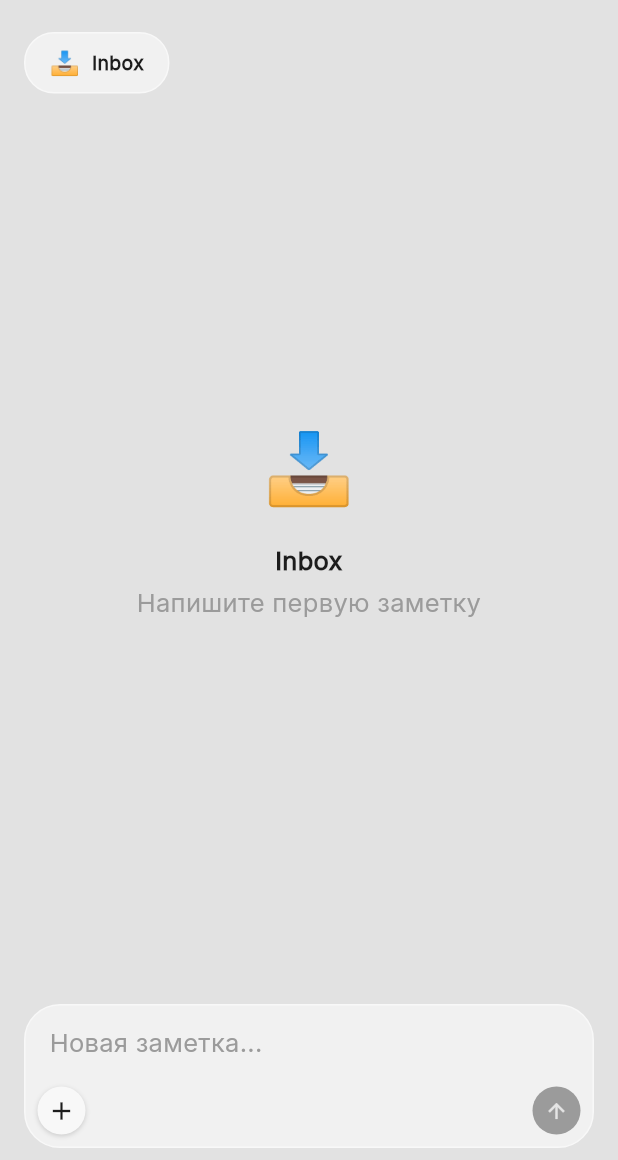
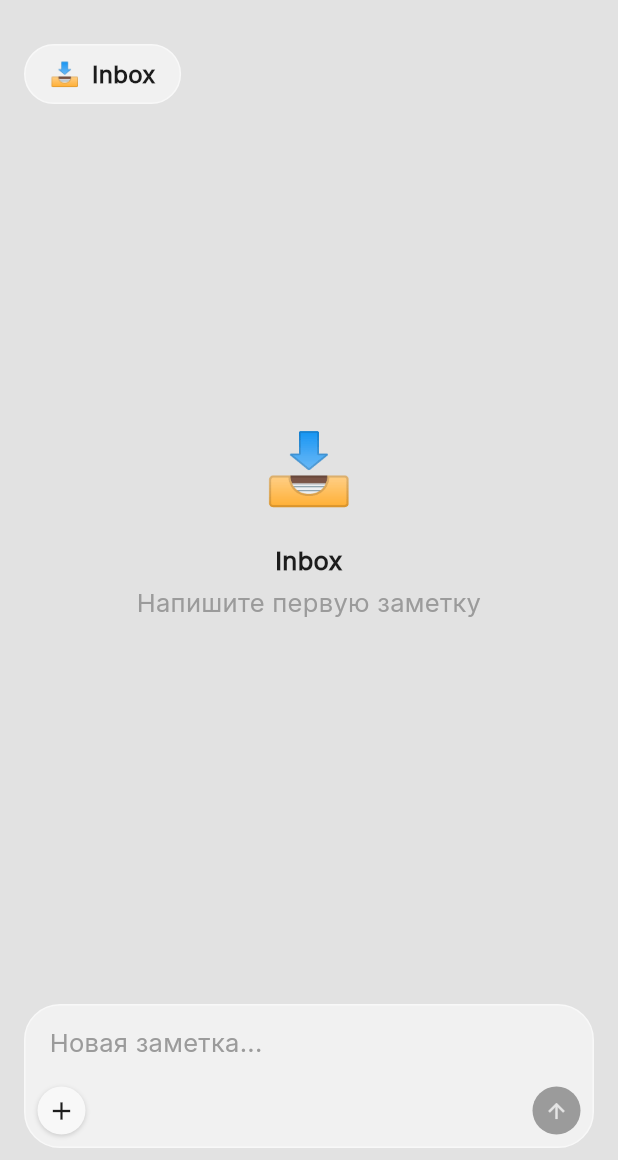
Before and after one commit to nevatas/tabs_flutter, a Flutter app: the screen it shows after launch, on a phone screen of 412 x 824 dp, the part 76-1236 px from its top. Run offline on Flutter 3.47's test engine with Material 3 defaults, Android fonts, the phone set to English and light mode, and no system bars; our stand-ins replace flutter_svg, google_fonts, smooth_corner.

Commit message:
Поправили табы в скроллбаре (высота)

```diff
--- a/lib/widgets/message_bubble.dart
+++ b/lib/widgets/message_bubble.dart
@@ -86,6 +86,7 @@ class MessageBubble extends StatelessWidget {
                     style: TextStyle(
                       color: AppColors.getPrimaryText(context),
                       letterSpacing: 0.2,
+                      fontSize: 16,
                     ),
                   ),
                 ),
--- a/lib/widgets/scroll_tabs.dart
+++ b/lib/widgets/scroll_tabs.dart
@@ -97,6 +97,7 @@ class _ScrollTabsState extends State<ScrollTabs> {
         '  Табы: ${widget.tabs.map((t) => "${t.emoji ?? ''} ${t.title}").toList()}');
 
     return Container(
+      height: 56, // Фиксированная высота для всего ScrollTabs
       decoration: BoxDecoration(
         color: AppColors.getPrimaryBackground(context),
         boxShadow: [
@@ -139,9 +140,9 @@ class _ScrollTabsState extends State<ScrollTabs> {
                     return GestureDetector(
                       onTap: () => _handleTabTap(index),
                       child: Container(
+                        height: 40, // Фиксированная высота для каждого таба
                         padding: const EdgeInsets.symmetric(
                           horizontal: 16,
-                          vertical: 8,
                         ),
                         decoration: BoxDecoration(
                           color: Color.lerp(
@@ -161,13 +162,17 @@ class _ScrollTabsState extends State<ScrollTabs> {
                             width: 1,
                           ),
                         ),
+                        child: Center( // Центрируем содержимое по вертикали
                           child: Row(
                             mainAxisSize: MainAxisSize.min,
                             children: [
                               if (widget.tabs[index].emoji != null) ...[
                                 Text(
                                   widget.tabs[index].emoji!,
-                                style: const TextStyle(fontSize: 16),
+                                  style: const TextStyle(
+                                    fontSize: 16,
+                                    height: 1, // Убираем лишнее пространство у эмодзи
+                                  ),
                                 ),
                                 const SizedBox(width: 8),
                               ],
@@ -177,7 +182,8 @@ class _ScrollTabsState extends State<ScrollTabs> {
                                   color: isSelected
                                       ? AppColors.getPrimaryText(context)
                                       : AppColors.getSecondaryText(context),
-                                fontSize: 13,
+                                  fontSize: 16,
+                                  height: 1, // Убираем лишнее пространство у текста
                                   fontWeight: isSelected
                                       ? FontWeight.w600
                                       : FontWeight.normal,
@@ -185,6 +191,7 @@ class _ScrollTabsState extends State<ScrollTabs> {
                                 ),
                               ),
                             ],
+                          ),
                         ),
                       ),
                     );
```
Lines whose indentation alone changed are shown as unchanged.
